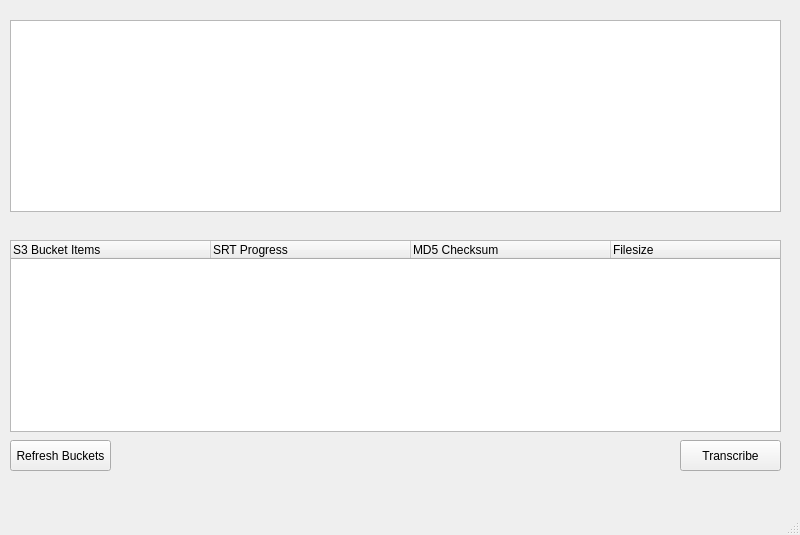
The window that RebelwaySubtitleTool/resources/mainUI.ui (JaronWilding/RebelwaySubtitleTool) describes before a commit, drawn with Qt 5.
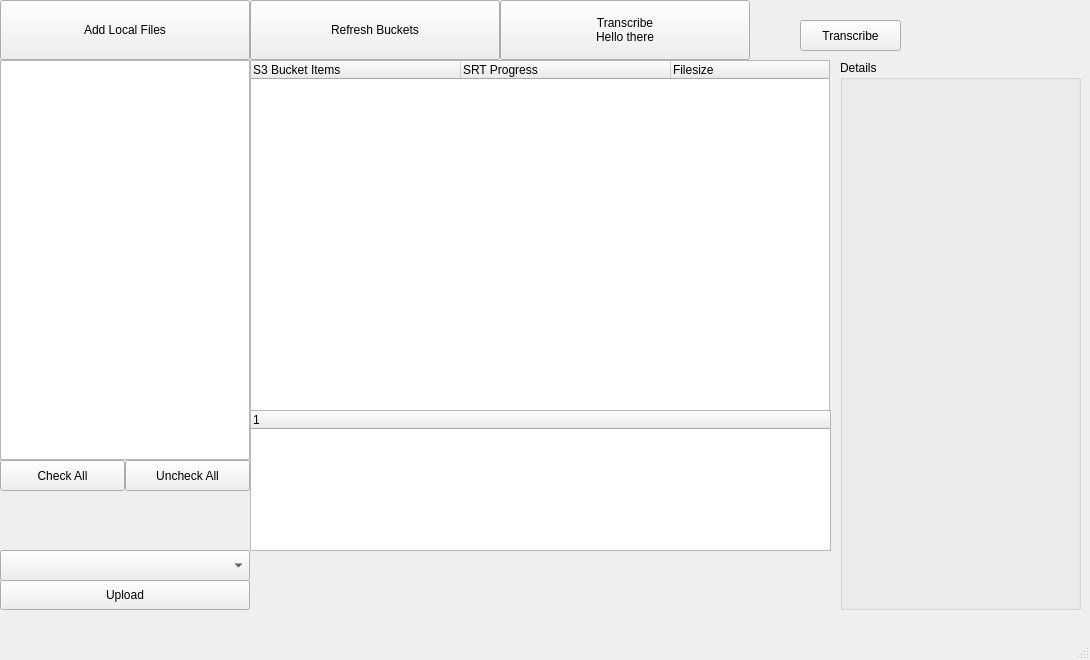
The same window after the commit.

```diff
--- a/RebelwaySubtitleTool/resources/mainUI.ui
+++ b/RebelwaySubtitleTool/resources/mainUI.ui
@@ -2,29 +2,53 @@
 <ui version="4.0">
  <class>MainWindow</class>
  <widget class="QMainWindow" name="MainWindow">
+  <property name="windowModality">
+   <enum>Qt::WindowModal</enum>
+  </property>
+  <property name="enabled">
+   <bool>true</bool>
+  </property>
   <property name="geometry">
    <rect>
     <x>0</x>
     <y>0</y>
-    <width>800</width>
-    <height>535</height>
+    <width>1090</width>
+    <height>660</height>
    </rect>
   </property>
+  <property name="minimumSize">
+   <size>
+    <width>1090</width>
+    <height>660</height>
+   </size>
+  </property>
   <property name="windowTitle">
    <string>MainWindow</string>
   </property>
+  <property name="styleSheet">
+   <string notr="true"/>
+  </property>
+  <property name="documentMode">
+   <bool>false</bool>
+  </property>
+  <property name="tabShape">
+   <enum>QTabWidget::Rounded</enum>
+  </property>
   <widget class="QWidget" name="centralwidget">
+   <property name="layoutDirection">
+    <enum>Qt::LeftToRight</enum>
+   </property>
    <widget class="QTreeWidget" name="bucketList">
     <property name="geometry">
      <rect>
-      <x>10</x>
-      <y>240</y>
-      <width>771</width>
-      <height>192</height>
+      <x>250</x>
+      <y>60</y>
+      <width>580</width>
+      <height>351</height>
      </rect>
     </property>
     <property name="alternatingRowColors">
-     <bool>true</bool>
+     <bool>false</bool>
     </property>
     <property name="autoExpandDelay">
      <number>-1</number>
@@ -39,10 +63,10 @@
      <bool>true</bool>
     </property>
     <property name="columnCount">
-     <number>4</number>
+     <number>3</number>
     </property>
     <attribute name="headerDefaultSectionSize">
-     <number>200</number>
+     <number>210</number>
     </attribute>
     <column>
      <property name="text">
@@ -54,36 +78,27 @@
       <string>SRT Progress</string>
      </property>
     </column>
-    <column>
-     <property name="text">
-      <string>MD5 Checksum</string>
-     </property>
-    </column>
     <column>
      <property name="text">
       <string>Filesize</string>
      </property>
     </column>
    </widget>
-   <widget class="QTreeView" name="bucketView">
-    <property name="geometry">
-     <rect>
-      <x>10</x>
-      <y>20</y>
-      <width>771</width>
-      <height>192</height>
-     </rect>
-    </property>
-   </widget>
    <widget class="QPushButton" name="refreshBucketList">
     <property name="geometry">
      <rect>
-      <x>10</x>
-      <y>440</y>
-      <width>101</width>
-      <height>31</height>
+      <x>250</x>
+      <y>0</y>
+      <width>250</width>
+      <height>60</height>
      </rect>
     </property>
+    <property name="minimumSize">
+     <size>
+      <width>250</width>
+      <height>60</height>
+     </size>
+    </property>
     <property name="text">
      <string>Refresh Buckets</string>
     </property>
@@ -91,8 +106,8 @@
    <widget class="QPushButton" name="btnTranscribe">
     <property name="geometry">
      <rect>
-      <x>680</x>
-      <y>440</y>
+      <x>800</x>
+      <y>20</y>
       <width>101</width>
       <height>31</height>
      </rect>
@@ -101,6 +116,213 @@
      <string>Transcribe</string>
     </property>
    </widget>
+   <widget class="QPushButton" name="btnMultiTool">
+    <property name="geometry">
+     <rect>
+      <x>500</x>
+      <y>0</y>
+      <width>250</width>
+      <height>60</height>
+     </rect>
+    </property>
+    <property name="minimumSize">
+     <size>
+      <width>250</width>
+      <height>60</height>
+     </size>
+    </property>
+    <property name="toolTip">
+     <string/>
+    </property>
+    <property name="styleSheet">
+     <string notr="true"/>
+    </property>
+    <property name="text">
+     <string>Transcribe
+Hello there</string>
+    </property>
+    <property name="checkable">
+     <bool>false</bool>
+    </property>
+    <property name="checked">
+     <bool>false</bool>
+    </property>
+    <property name="flat">
+     <bool>false</bool>
+    </property>
+   </widget>
+   <widget class="QPushButton" name="btnAddLocalFiles">
+    <property name="geometry">
+     <rect>
+      <x>0</x>
+      <y>0</y>
+      <width>250</width>
+      <height>60</height>
+     </rect>
+    </property>
+    <property name="minimumSize">
+     <size>
+      <width>250</width>
+      <height>60</height>
+     </size>
+    </property>
+    <property name="styleSheet">
+     <string notr="true"/>
+    </property>
+    <property name="text">
+     <string>Add Local Files</string>
+    </property>
+    <property name="checkable">
+     <bool>true</bool>
+    </property>
+   </widget>
+   <widget class="QPushButton" name="btnUpload">
+    <property name="geometry">
+     <rect>
+      <x>0</x>
+      <y>580</y>
+      <width>250</width>
+      <height>30</height>
+     </rect>
+    </property>
+    <property name="text">
+     <string>Upload</string>
+    </property>
+   </widget>
+   <widget class="QGroupBox" name="groupBox">
+    <property name="geometry">
+     <rect>
+      <x>840</x>
+      <y>60</y>
+      <width>241</width>
+      <height>550</height>
+     </rect>
+    </property>
+    <property name="title">
+     <string>Details</string>
+    </property>
+    <widget class="QLabel" name="detailLabel">
+     <property name="geometry">
+      <rect>
+       <x>10</x>
+       <y>20</y>
+       <width>221</width>
+       <height>521</height>
+      </rect>
+     </property>
+     <property name="contextMenuPolicy">
+      <enum>Qt::ActionsContextMenu</enum>
+     </property>
+     <property name="text">
+      <string/>
+     </property>
+     <property name="textFormat">
+      <enum>Qt::AutoText</enum>
+     </property>
+     <property name="scaledContents">
+      <bool>false</bool>
+     </property>
+     <property name="alignment">
+      <set>Qt::AlignLeading|Qt::AlignLeft|Qt::AlignTop</set>
+     </property>
+     <property name="wordWrap">
+      <bool>true</bool>
+     </property>
+    </widget>
+   </widget>
+   <widget class="QPushButton" name="btnCheckAll">
+    <property name="geometry">
+     <rect>
+      <x>0</x>
+      <y>460</y>
+      <width>125</width>
+      <height>31</height>
+     </rect>
+    </property>
+    <property name="text">
+     <string>Check All</string>
+    </property>
+   </widget>
+   <widget class="QPushButton" name="btnUnCheckAll">
+    <property name="geometry">
+     <rect>
+      <x>125</x>
+      <y>460</y>
+      <width>125</width>
+      <height>31</height>
+     </rect>
+    </property>
+    <property name="text">
+     <string>Uncheck All</string>
+    </property>
+   </widget>
+   <widget class="QTreeWidget" name="localFileTree">
+    <property name="geometry">
+     <rect>
+      <x>0</x>
+      <y>60</y>
+      <width>250</width>
+      <height>400</height>
+     </rect>
+    </property>
+    <property name="contextMenuPolicy">
+     <enum>Qt::CustomContextMenu</enum>
+    </property>
+    <property name="verticalScrollBarPolicy">
+     <enum>Qt::ScrollBarAsNeeded</enum>
+    </property>
+    <property name="horizontalScrollBarPolicy">
+     <enum>Qt::ScrollBarAsNeeded</enum>
+    </property>
+    <property name="sizeAdjustPolicy">
+     <enum>QAbstractScrollArea::AdjustToContents</enum>
+    </property>
+    <property name="dragDropMode">
+     <enum>QAbstractItemView::NoDragDrop</enum>
+    </property>
+    <property name="selectionMode">
+     <enum>QAbstractItemView::ExtendedSelection</enum>
+    </property>
+    <property name="sortingEnabled">
+     <bool>true</bool>
+    </property>
+    <property name="headerHidden">
+     <bool>true</bool>
+    </property>
+    <attribute name="headerVisible">
+     <bool>false</bool>
+    </attribute>
+    <column>
+     <property name="text">
+      <string>Files &amp; Folders</string>
+     </property>
+    </column>
+   </widget>
+   <widget class="QComboBox" name="bucketCombo">
+    <property name="geometry">
+     <rect>
+      <x>0</x>
+      <y>550</y>
+      <width>250</width>
+      <height>31</height>
+     </rect>
+    </property>
+   </widget>
+   <widget class="QTreeWidget" name="transcriptJobTree">
+    <property name="geometry">
+     <rect>
+      <x>250</x>
+      <y>410</y>
+      <width>581</width>
+      <height>141</height>
+     </rect>
+    </property>
+    <column>
+     <property name="text">
+      <string notr="true">1</string>
+     </property>
+    </column>
+   </widget>
   </widget>
   <widget class="QMenuBar" name="menubar">
    <property name="geometry">
@@ -112,7 +334,11 @@
     </rect>
    </property>
   </widget>
-  <widget class="QStatusBar" name="statusbar"/>
+  <widget class="QStatusBar" name="statusbar">
+   <property name="enabled">
+    <bool>true</bool>
+   </property>
+  </widget>
  </widget>
  <resources/>
  <connections/>
```
Left out of the diff: 2 changed lines with no effect on the pictures.
